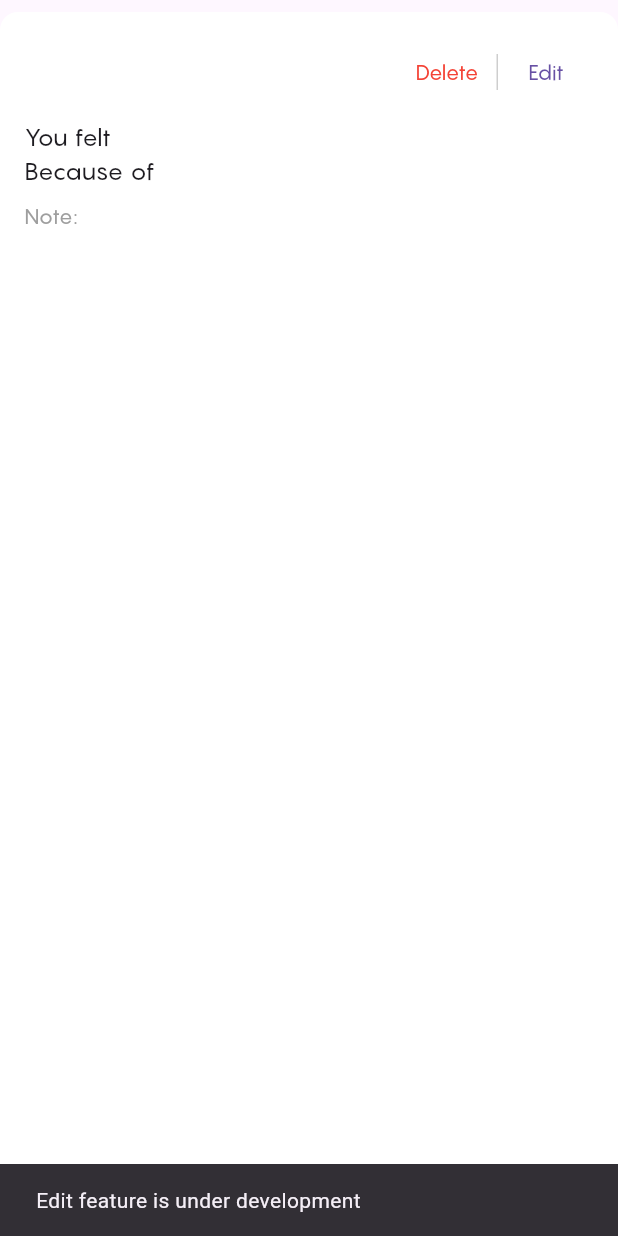
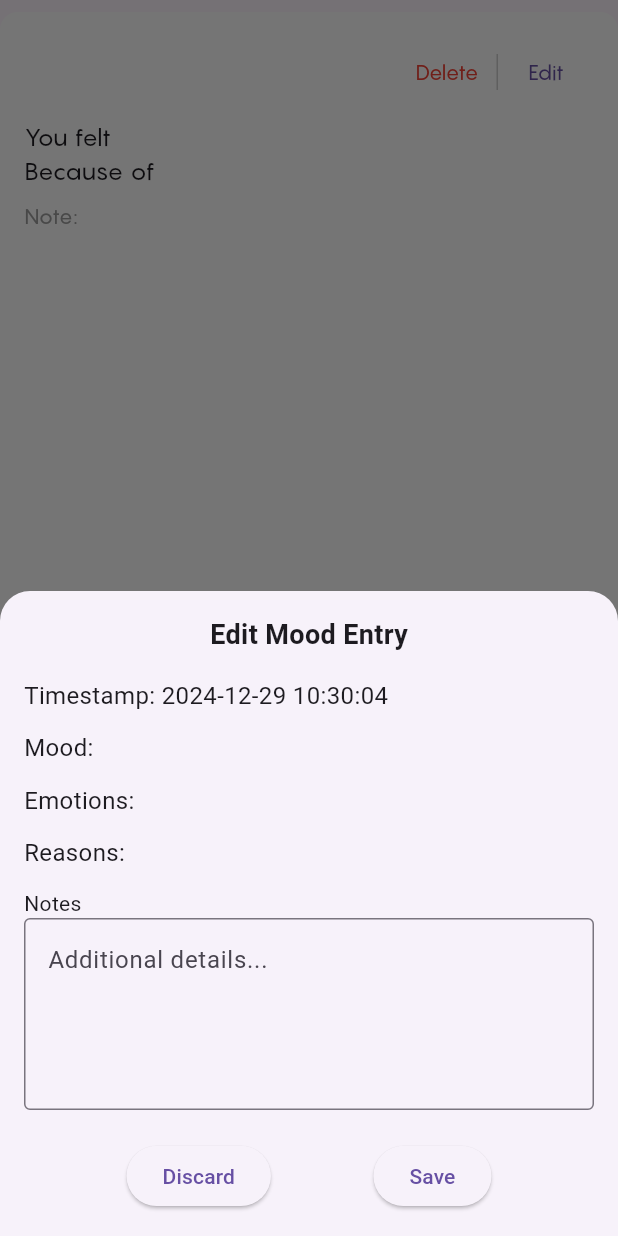
Before and after one commit to khadeejab038/moodbook-app, a Flutter app: the HistoryTile widget shown alone on an empty page, opened directly with empty values, after a tap on "Edit", on a phone screen of 412 x 824 dp. Run offline on Flutter 3.47's test engine with Material 3 defaults, Android fonts, the phone set to English and light mode, and no system bars; our stand-ins replace cloud_firestore, firebase_auth, firebase_core; accounts and stored records are empty.

Commit message:
edit mood entry is kinda working now. able to edit only notes at this point. UI needs major improvement.

```diff
--- a/lib/Models/mood_entry.dart
+++ b/lib/Models/mood_entry.dart
@@ -76,7 +76,7 @@ class MoodEntry {
       'mood': _mood,
       'emotions': _emotions,
       'reasons': _reasons,
-      'notes': _notes,
+      'notes': _notes ?? '',
       'userId': _userId,
     };
   }
@@ -88,7 +88,7 @@ class MoodEntry {
       mood: map['mood'] ?? '',
       emotions: List<String>.from(map['emotions'] ?? []),
       reasons: List<String>.from(map['reasons'] ?? []),
-      notes: map['notes'],
+      notes: map['notes'] ?? '',
       userId: map['userId'],
     );
   }
--- a/lib/Providers/moodEntry_provider.dart
+++ b/lib/Providers/moodEntry_provider.dart
@@ -8,7 +8,7 @@ class MoodEntryProvider extends ChangeNotifier {
     mood: '',
     emotions: [],
     reasons: [],
-    notes: null,
+    notes: '',
   );
 
   List<String> _recentlyUsedEmotions = [];
@@ -54,7 +54,7 @@ class MoodEntryProvider extends ChangeNotifier {
   }
 
   void setNotes(String? notes) {
-    _moodEntry.setNotes = notes;
+    _moodEntry.setNotes = notes ?? '';
     notifyListeners();
   }
 
--- /dev/null
+++ b/lib/UI/editMood_popup.dart
@@ -0,0 +1,173 @@
+import 'package:flutter/material.dart';
+import 'package:cloud_firestore/cloud_firestore.dart';
+import '../Models/mood_entry.dart';
+import '../Services/database_services.dart';
+
+void showEditMoodPopup(BuildContext context, DocumentSnapshot moodEntryDoc) {
+  // Retrieve the mood entry data and the ID from the DocumentSnapshot
+  final moodEntry = moodEntryDoc.data() as Map<String, dynamic>;
+  final String moodEntryId = moodEntryDoc.id; // Get the document ID
+
+  DateTime selectedDateTime = (moodEntry['timestamp'] as Timestamp).toDate(); // Convert Firestore Timestamp to DateTime
+
+  // Controller for the notes field
+  final TextEditingController notesController = TextEditingController(
+    text: moodEntry['notes'] ?? '', // Default to empty string if notes is null
+  );
+
+  print('Current notes before editing: ${moodEntry['notes']}'); // Debugging line
+
+  String selectedMood = moodEntry['mood']; // Currently selected mood
+
+  // Function to select date and time
+  Future<void> _selectDateAndTime(BuildContext context) async {
+    final DateTime? pickedDate = await showDatePicker(
+      context: context,
+      initialDate: selectedDateTime,
+      firstDate: DateTime(2000),
+      lastDate: DateTime.now(),
+    );
+
+    if (pickedDate != null) {
+      final TimeOfDay? pickedTime = await showTimePicker(
+        context: context,
+        initialTime: TimeOfDay.fromDateTime(selectedDateTime),
+      );
+
+      if (pickedTime != null) {
+        final DateTime combinedDateTime = DateTime(
+          pickedDate.year,
+          pickedDate.month,
+          pickedDate.day,
+          pickedTime.hour,
+          pickedTime.minute,
+        );
+
+        if (combinedDateTime.isAfter(DateTime.now())) {
+          ScaffoldMessenger.of(context).showSnackBar(
+            SnackBar(
+              content: Text("Future dates and times are not allowed."),
+              duration: Duration(seconds: 2),
+            ),
+          );
+        } else {
+          selectedDateTime = combinedDateTime;
+        }
+      }
+    }
+  }
+
+  // Show the popup
+  showModalBottomSheet(
+    context: context,
+    isScrollControlled: true,
+    shape: RoundedRectangleBorder(
+      borderRadius: BorderRadius.vertical(top: Radius.circular(20)),
+    ),
+    builder: (BuildContext context) {
+      return Padding(
+        padding: EdgeInsets.only(
+          left: 16.0,
+          right: 16.0,
+          top: 16.0,
+          bottom: MediaQuery.of(context).viewInsets.bottom + 16.0,
+        ),
+        child: SingleChildScrollView(
+          child: Column(
+            crossAxisAlignment: CrossAxisAlignment.start,
+            mainAxisSize: MainAxisSize.min,
+            children: [
+              Center(
+                child: Text(
+                  "Edit Mood Entry",
+                  style: TextStyle(
+                    fontSize: 18,
+                    fontWeight: FontWeight.bold,
+                  ),
+                ),
+              ),
+              SizedBox(height: 16),
+
+              // Timestamp (display only, not editable)
+              Text(
+                "Timestamp: ${selectedDateTime.toLocal()}".split('.')[0],
+                style: TextStyle(fontSize: 16),
+              ),
+              SizedBox(height: 12),
+
+              // Mood (display only, not editable)
+              Text("Mood: $selectedMood", style: TextStyle(fontSize: 16)),
+              SizedBox(height: 12),
+
+              // Emotions (display only, not editable)
+              Text(
+                "Emotions: ${(moodEntry['emotions'] as List<dynamic>).join(', ')}",
+                style: TextStyle(fontSize: 16),
+              ),
+              SizedBox(height: 12),
+
+              // Reasons (display only, not editable)
+              Text(
+                "Reasons: ${(moodEntry['reasons'] as List<dynamic>).join(', ')}",
+                style: TextStyle(fontSize: 16),
+              ),
+              SizedBox(height: 12),
+
+              // Notes (editable)
+              Text("Notes"),
+              TextFormField(
+                controller: notesController,
+                maxLines: 4,
+                decoration: InputDecoration(
+                  hintText: "Additional details...",
+                  border: OutlineInputBorder(),
+                ),
+              ),
+              SizedBox(height: 20),
+
+              // Buttons
+              Row(
+                mainAxisAlignment: MainAxisAlignment.spaceEvenly,
+                children: [
+                  ElevatedButton(
+                    onPressed: () => Navigator.of(context).pop(), // Discard
+                    child: Text("Discard"),
+                  ),
+                  ElevatedButton(
+                    onPressed: () async {
+                      // Prepare updated data with only notes updated
+                      final updatedMoodEntry = MoodEntry(
+                        timestamp: selectedDateTime,
+                        mood: selectedMood,
+                        emotions: List<String>.from(moodEntry['emotions'] ?? []),
+                        reasons: List<String>.from(moodEntry['reasons'] ?? []),
+                        notes: notesController.text,
+                      );
+
+                      try {
+                        // Print the mood entry ID for debugging
+                        print("####################Mood Entry ID: $moodEntryId");
+
+                        // Call the update method from your database service
+                        await DatabaseServices.updateMoodEntry(moodEntryId, updatedMoodEntry);
+
+                        // Close the popup
+                        Navigator.of(context).pop();
+                      } catch (e) {
+                        // Handle any errors
+                        ScaffoldMessenger.of(context).showSnackBar(
+                          SnackBar(content: Text('Error updating entry: $e')),
+                        );
+                      }
+                    },
+                    child: Text("Save"),
+                  ),
+                ],
+              ),
+            ],
+          ),
+        ),
+      );
+    },
+  );
+}
--- a/lib/UI/history_page.dart
+++ b/lib/UI/history_page.dart
@@ -5,6 +5,8 @@ import '../Utils/emoji_data.dart';
 import '../Widgets/bottom_nav_bar.dart';
 import 'package:cloud_firestore/cloud_firestore.dart';
 import 'package:firebase_auth/firebase_auth.dart';
+
+import 'editMood_popup.dart';
 
 class HistoryPage extends StatelessWidget {
   @override
@@ -166,9 +168,32 @@ class _HistoryTileState extends State<HistoryTile> {
   }
 
   // Method to edit the entry (placeholder, implement functionality later)
-  void _editEntry() {
-    ScaffoldMessenger.of(context).showSnackBar(SnackBar(content: Text('Edit feature is under development')));
+  void _editEntry() async {
+    try {
+
+      // Fetch the mood entry from Firestore
+      DocumentSnapshot document = await FirebaseFirestore.instance
+          .collection('mood_entries')
+          .doc(widget.entryId)
+          .get();
+
+      // Check if the document exists
+      if (document.exists) {
+
+        // Show the edit popup
+        showEditMoodPopup(context, document);
+      } else {
+        ScaffoldMessenger.of(context).showSnackBar(
+          SnackBar(content: Text('Mood entry not found')),
+        );
+      }
+    } catch (e) {
+      ScaffoldMessenger.of(context).showSnackBar(
+        SnackBar(content: Text('Error fetching entry: $e')),
+      );
+    }
   }
+
 
   @override
   Widget build(BuildContext context) {
```
